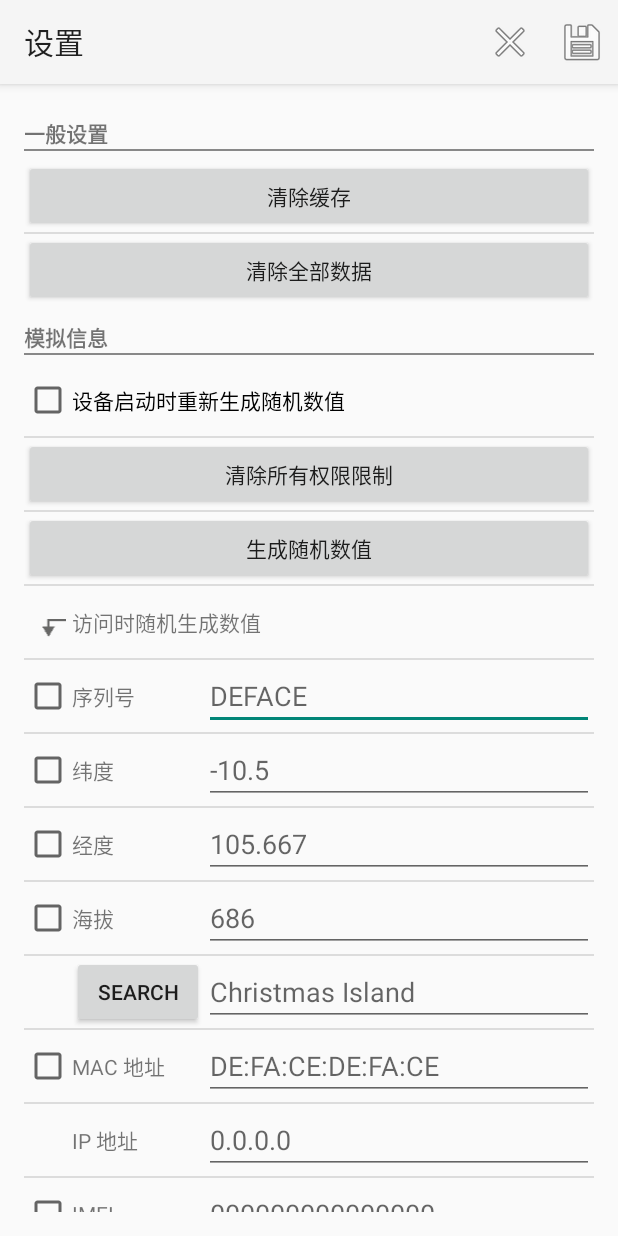
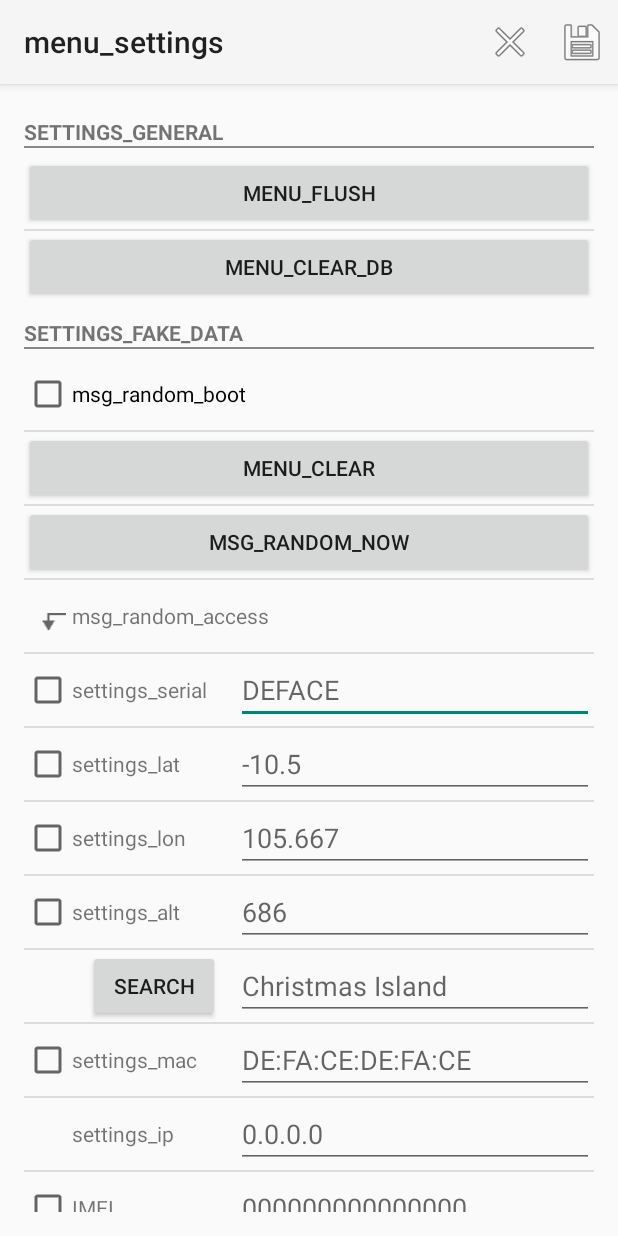
Before and after one commit to aTastyCookie/uprt_ndrd, an Android app: the screen it shows after launch (ActivitySettings), on a phone screen of 412 x 824 dp. Run offline under Robolectric (Android 15) with nearby library versions, the phone set to English and light mode, and no system bars.

Commit message:
Update strings.xml

```diff
--- a/FakeDevice/app/src/main/res/values/strings.xml
+++ b/FakeDevice/app/src/main/res/values/strings.xml
@@ -4,37 +4,37 @@
     <string name="hello_world">Hello world!</string>
     <string name="action_settings">Settings</string>
     <string name="msg_settings_specific">Check marks and values take precedence over global check marks and values; empty check boxes and values do not take precedence</string>
-    <string name="settings_serial">序列号</string>
-    <string name="settings_lat">纬度</string>
-    <string name="settings_lon">经度</string>
-    <string name="settings_alt">海拔</string>
-    <string name="settings_mac">MAC 地址</string>
-    <string name="settings_ip">IP 地址</string>
-    <string name="settings_phone">电话号码</string>
-    <string name="settings_id">安卓ID</string>
-    <string name="settings_adid">广告ID</string>
-    <string name="settings_country">国家</string>
-    <string name="settings_operator">运营商</string>
+    <string name="settings_serial">settings_serial</string>
+    <string name="settings_lat">settings_lat</string>
+    <string name="settings_lon">settings_lon</string>
+    <string name="settings_alt">settings_alt</string>
+    <string name="settings_mac">settings_mac</string>
+    <string name="settings_ip">settings_ip</string>
+    <string name="settings_phone">settings_phone</string>
+    <string name="settings_id">settings_id</string>
+    <string name="settings_adid">settings_adid</string>
+    <string name="settings_country">settings_country</string>
+    <string name="settings_operator">settings_operator</string>
     <string name="settings_subscriber">IMSI</string>
-    <string name="settings_ua">用户代理</string>
-    <string name="settings_general">一般设置</string>
-    <string name="settings_fake_data">模拟信息</string>
-    <string name="settings_notify">通知栏提示</string>
-    <string name="settings_ondemand">按需限制权限</string>
-    <string name="settings_blacklist">黑名单帐户，应用程序和联系人</string>
-    <string name="settings_log">调试日志（需要重启）</string>
-    <string name="settings_expert">专家模式</string>
-    <string name="settings_confidence">最大采样置信区间</string>
-    <string name="settings_experimental">实验性功能 (需要重启)</string>
-    <string name="settings_https">使用安全连接(https)</string>
-    <string name="settings_syscomponents">限制安卓系统组件</string>
-    <string name="settings_usagedata">显示应用权限使用情况</string>
-    <string name="settings_parameters">显示使用情况参数</string>
+    <string name="settings_ua">settings_ua</string>
+    <string name="settings_general">settings_general</string>
+    <string name="settings_fake_data">settings_fake_data</string>
+    <string name="settings_notify">settings_notify</string>
+    <string name="settings_ondemand">settings_ondemand</string>
+    <string name="settings_blacklist">settings_blacklist</string>
+    <string name="settings_log">settings_log</string>
+    <string name="settings_expert">settings_expert</string>
+    <string name="settings_confidence">settings_confidence</string>
+    <string name="settings_experimental">settings_experimental</string>
+    <string name="settings_https">settings_https</string>
+    <string name="settings_syscomponents">settings_syscomponents</string>
+    <string name="settings_usagedata">settings_usagedata</string>
+    <string name="settings_parameters">settings_parameters</string>
     <string name="settings_values">Show values of usage data</string>
     <string name="settings_cid">GSM Cell ID</string>
     <string name="settings_lac">GSM LAC</string>
     <string name="settings_quirks">Quirks</string>
-    <string name="settings_aosp">AOSP模式 (需要重新启动)</string>
+    <string name="settings_aosp">settings_aosp</string>
     <string name="settings_gsfid" translatable="false">GSF ID</string>
     <string name="settings_mcc" translatable="false">MCC</string>
     <string name="settings_mnc" translatable="false">MNC</string>
@@ -42,13 +42,13 @@
     <string name="settings_ssid" translatable="false">SSID</string>
     <string name="settings_imei" translatable="false">IMEI</string>
 
-    <string name="msg_random_boot">设备启动时重新生成随机数值</string>
-    <string name="msg_random_now">生成随机数值</string>
-    <string name="msg_random_access">访问时随机生成数值</string>
+    <string name="msg_random_boot">msg_random_boot</string>
+    <string name="msg_random_now">msg_random_now</string>
+    <string name="msg_random_access">msg_random_access</string>
 
-    <string name="menu_flush">清除缓存</string>
-    <string name="menu_clear_db">清除全部数据</string>
-    <string name="menu_clear">清除所有权限限制</string>
+    <string name="menu_flush">menu_flush</string>
+    <string name="menu_clear_db">menu_clear_db</string>
+    <string name="menu_clear">menu_clear</string>
 
-    <string name="menu_settings">设置</string>
+    <string name="menu_settings">menu_settings</string>
 </resources>
```
